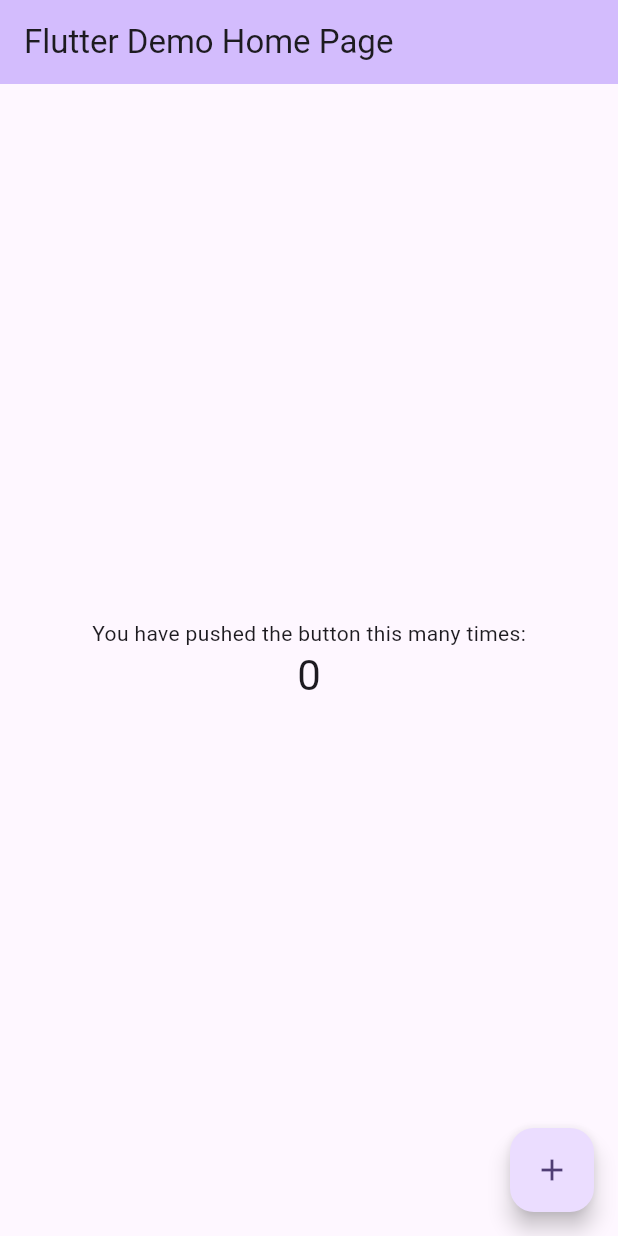
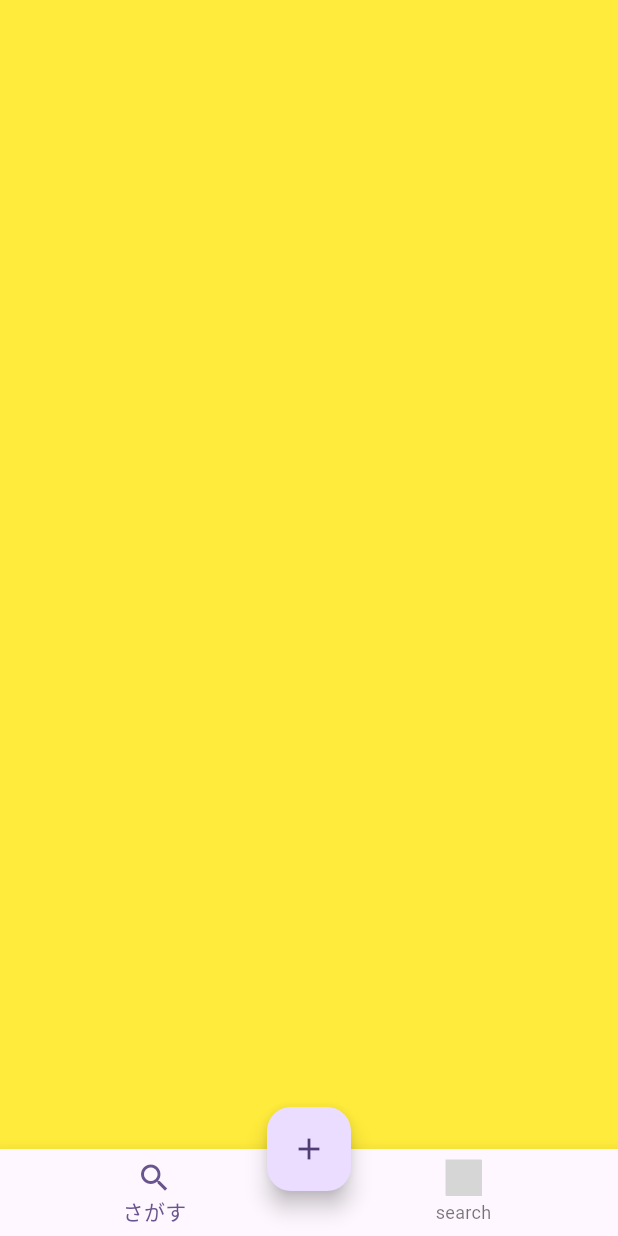
Before and after one commit to Dhrisy/machine_test_project, a Flutter app: the screen it shows after launch, on a phone screen of 412 x 824 dp. Run offline on Flutter 3.47's test engine with Material 3 defaults, Android fonts, the phone set to English and light mode, and no system bars; our stand-ins replace flutter_svg, get; network calls fail; grey boxes are pictures that could not be loaded.

```diff
--- /dev/null
+++ b/lib/controller/navbar_controller.dart
@@ -0,0 +1,10 @@
+import 'package:get/get.dart';
+
+class NavBarController extends GetxController{
+  var current_index = 0;
+  void changeIndex(int index){
+    current_index = index;
+    print(current_index);
+    update();
+  }
+}
--- a/lib/main.dart
+++ b/lib/main.dart
@@ -1,4 +1,8 @@
 import 'package:flutter/material.dart';
+import 'package:get/get.dart';
+import 'package:machine_test_project/pages/error_page.dart';
+import 'package:machine_test_project/pages/main_page/screen_main_page.dart';
+import 'package:machine_test_project/routes/route.dart';
 
 void main() {
   runApp(const MyApp());
@@ -10,116 +14,20 @@ class MyApp extends StatelessWidget {
   // This widget is the root of your application.
   @override
   Widget build(BuildContext context) {
-    return MaterialApp(
+    return GetMaterialApp(
+      initialRoute: AppPageRoute.navBar,
+    getPages: AppPageRoute.routes,
+    onUnknownRoute: (settings) {
+      // Handle unknown routes here
+      return MaterialPageRoute(builder: (context) => ErrorPage());
+    },
       title: 'Flutter Demo',
       theme: ThemeData(
-        // This is the theme of your application.
-        //
-        // TRY THIS: Try running your application with "flutter run". You'll see
-        // the application has a purple toolbar. Then, without quitting the app,
-        // try changing the seedColor in the colorScheme below to Colors.green
-        // and then invoke "hot reload" (save your changes or press the "hot
-        // reload" button in a Flutter-supported IDE, or press "r" if you used
-        // the command line to start the app).
-        //
-        // Notice that the counter didn't reset back to zero; the application
-        // state is not lost during the reload. To reset the state, use hot
-        // restart instead.
-        //
-        // This works for code too, not just values: Most code changes can be
-        // tested with just a hot reload.
+
         colorScheme: ColorScheme.fromSeed(seedColor: Colors.deepPurple),
         useMaterial3: true,
       ),
-      home: const MyHomePage(title: 'Flutter Demo Home Page'),
+      home:  ScreenMainPage(),
     );
   }
 }
-
-class MyHomePage extends StatefulWidget {
-  const MyHomePage({super.key, required this.title});
-
-  // This widget is the home page of your application. It is stateful, meaning
-  // that it has a State object (defined below) that contains fields that affect
-  // how it looks.
-
-  // This class is the configuration for the state. It holds the values (in this
-  // case the title) provided by the parent (in this case the App widget) and
-  // used by the build method of the State. Fields in a Widget subclass are
-  // always marked "final".
-
-  final String title;
-
-  @override
-  State<MyHomePage> createState() => _MyHomePageState();
-}
-
-class _MyHomePageState extends State<MyHomePage> {
-  int _counter = 0;
-
-  void _incrementCounter() {
-    setState(() {
-      // This call to setState tells the Flutter framework that something has
-      // changed in this State, which causes it to rerun the build method below
-      // so that the display can reflect the updated values. If we changed
-      // _counter without calling setState(), then the build method would not be
-      // called again, and so nothing would appear to happen.
-      _counter++;
-    });
-  }
-
-  @override
-  Widget build(BuildContext context) {
-    // This method is rerun every time setState is called, for instance as done
-    // by the _incrementCounter method above.
-    //
-    // The Flutter framework has been optimized to make rerunning build methods
-    // fast, so that you can just rebuild anything that needs updating rather
-    // than having to individually change instances of widgets.
-    return Scaffold(
-      appBar: AppBar(
-        // TRY THIS: Try changing the color here to a specific color (to
-        // Colors.amber, perhaps?) and trigger a hot reload to see the AppBar
-        // change color while the other colors stay the same.
-        backgroundColor: Theme.of(context).colorScheme.inversePrimary,
-        // Here we take the value from the MyHomePage object that was created by
-        // the App.build method, and use it to set our appbar title.
-        title: Text(widget.title),
-      ),
-      body: Center(
-        // Center is a layout widget. It takes a single child and positions it
-        // in the middle of the parent.
-        child: Column(
-          // Column is also a layout widget. It takes a list of children and
-          // arranges them vertically. By default, it sizes itself to fit its
-          // children horizontally, and tries to be as tall as its parent.
-          //
-          // Column has various properties to control how it sizes itself and
-          // how it positions its children. Here we use mainAxisAlignment to
-          // center the children vertically; the main axis here is the vertical
-          // axis because Columns are vertical (the cross axis would be
-          // horizontal).
-          //
-          // TRY THIS: Invoke "debug painting" (choose the "Toggle Debug Paint"
-          // action in the IDE, or press "p" in the console), to see the
-          // wireframe for each widget.
-          mainAxisAlignment: MainAxisAlignment.center,
-          children: <Widget>[
-            const Text(
-              'You have pushed the button this many times:',
-            ),
-            Text(
-              '$_counter',
-              style: Theme.of(context).textTheme.headlineMedium,
-            ),
-          ],
-        ),
-      ),
-      floatingActionButton: FloatingActionButton(
-        onPressed: _incrementCounter,
-        tooltip: 'Increment',
-        child: const Icon(Icons.add),
-      ), // This trailing comma makes auto-formatting nicer for build methods.
-    );
-  }
-}
--- /dev/null
+++ b/lib/pages/chat_screen/chat_screen.dart
@@ -0,0 +1,12 @@
+import 'package:flutter/material.dart';
+
+class ChatScreen extends StatelessWidget {
+const ChatScreen({ Key? key }) : super(key: key);
+
+  @override
+  Widget build(BuildContext context){
+    return Container(
+      color: Colors.yellow,
+    );
+  }
+}
--- /dev/null
+++ b/lib/pages/main_page/screen_main_page.dart
@@ -0,0 +1,46 @@
+import 'package:flutter/material.dart';
+import 'package:get/get.dart';
+import 'package:machine_test_project/controller/navbar_controller.dart';
+import 'package:machine_test_project/pages/chat_screen/chat_screen.dart';
+import 'package:machine_test_project/pages/main_page/widgets/bottom_navigation_bar_widget.dart';
+import 'package:machine_test_project/pages/profile/screen_profile.dart';
+import 'package:machine_test_project/pages/screen_stamp/screen_stamp.dart';
+import 'package:machine_test_project/routes/route.dart';
+
+class ScreenMainPage extends StatelessWidget {
+ ScreenMainPage({ super.key });
+
+
+
+  @override
+  Widget build(BuildContext context){
+    final controller = Get.put(NavBarController());
+    return GetBuilder<NavBarController>(
+      builder: (context) {
+        return  Scaffold(
+          body: IndexedStack(
+          index: controller.current_index,
+            children: [
+              const ChatScreen(),
+              const ScreenProfile(),
+              controller.current_index == 2? const ScreenStamp() : const SizedBox.shrink()
+            ],
+          ),
+          floatingActionButton: FloatingActionButton(onPressed: (){
+            print(AppPageRoute.stampScreen);
+            Get.toNamed(AppPageRoute.stampScreen);
+
+          }, child: Icon(Icons.add),
+          ),
+          floatingActionButtonLocation: FloatingActionButtonLocation.centerDocked,
+
+          bottomNavigationBar:  BottomNavigationBarWidget(controller: controller,)
+
+
+        );
+      }
+    );
+  }
+
+
+}
--- /dev/null
+++ b/lib/pages/main_page/widgets/bottom_navigation_bar_widget.dart
@@ -0,0 +1,31 @@
+import 'package:flutter/material.dart';
+import 'package:flutter_svg/flutter_svg.dart';
+import 'package:machine_test_project/controller/navbar_controller.dart';
+
+class BottomNavigationBarWidget extends StatelessWidget {
+   BottomNavigationBarWidget({
+    super.key,
+    required this.controller,
+  });
+
+  final NavBarController controller;
+
+  @override
+  Widget build(BuildContext context) {
+    return BottomNavigationBar(
+
+        currentIndex: controller.current_index,
+        onTap: controller.changeIndex,
+
+        items:  [
+          const BottomNavigationBarItem(icon: Icon(Icons.search), label: 'さがす'),
+          BottomNavigationBarItem(icon: SvgPicture.asset(
+            'assets/images/Vector.svg',
+            width: 24,
+            height: 24,
+
+          ), label: 'search'),
+          //  BottomNavigationBarItem(icon: Icon(Icons.search), label: 'search')
+        ]);
+  }
+}
--- /dev/null
+++ b/lib/routes/route.dart
@@ -0,0 +1,28 @@
+import 'package:get/get.dart';
+import 'package:machine_test_project/pages/chat_screen/chat_screen.dart';
+import 'package:machine_test_project/pages/main_page/screen_main_page.dart';
+import 'package:machine_test_project/pages/profile/screen_profile.dart';
+import 'package:machine_test_project/pages/screen_stamp/screen_stamp.dart';
+
+class AppPageRoute {
+
+  static List<GetPage> routes = [
+    GetPage(name: navBar, page: () => ScreenMainPage(),),
+    GetPage(name: chatScreen, page: () => const ChatScreen(),),
+    GetPage(name: stampScreen, page: () => const ScreenStamp()),
+    GetPage(name: profileScreen, page: () => const ScreenProfile(),),
+
+
+  ];
+
+
+String getNavBar() => navBar;
+String getChat() => chatScreen;
+String getStamp() => stampScreen;
+String getProfile() => profileScreen;
+
+  static String navBar = "/";
+  static String chatScreen = "/chat_screen";
+  static String stampScreen = "/stamp_screen";
+  static String profileScreen = "/profile_screen";
+}
```
Also changed, not shown: lib/pages/error_page.dart (added, +10 -0 lines), lib/pages/profile/screen_profile.dart (added, +17 -0 lines), lib/pages/screen_stamp/screen_stamp.dart (added, +12 -0 lines), pubspec.yaml (+7 -2 lines), assets/images/Vector.png (added), assets/images/Vector.svg (added), pubspec.lock.
